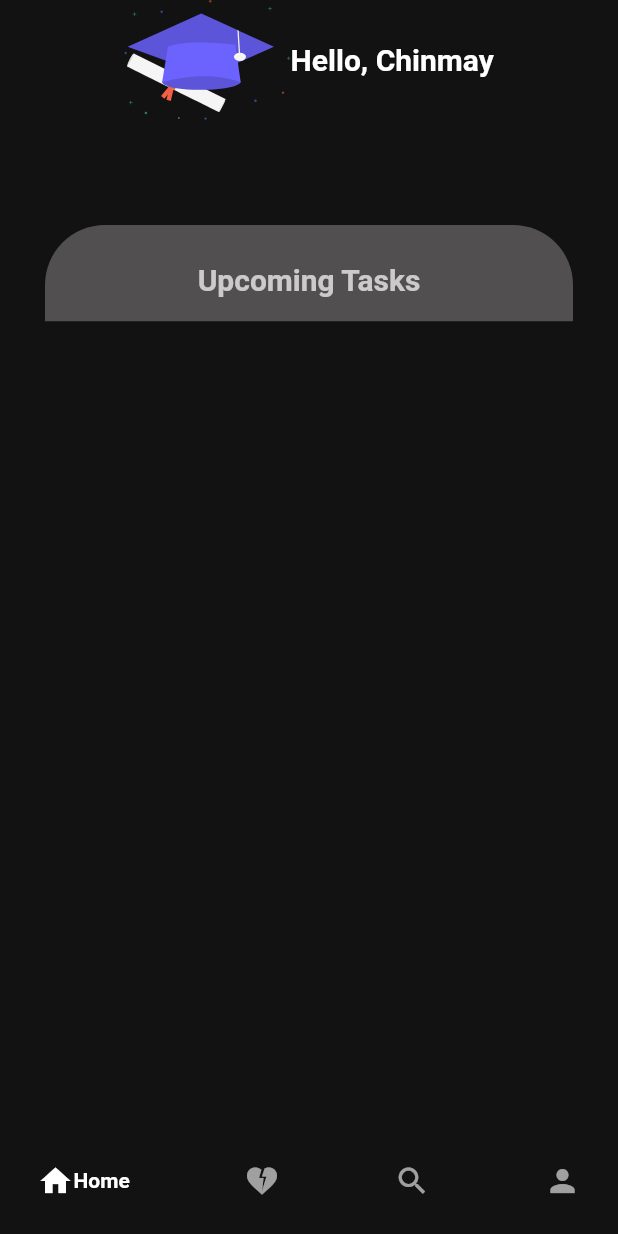
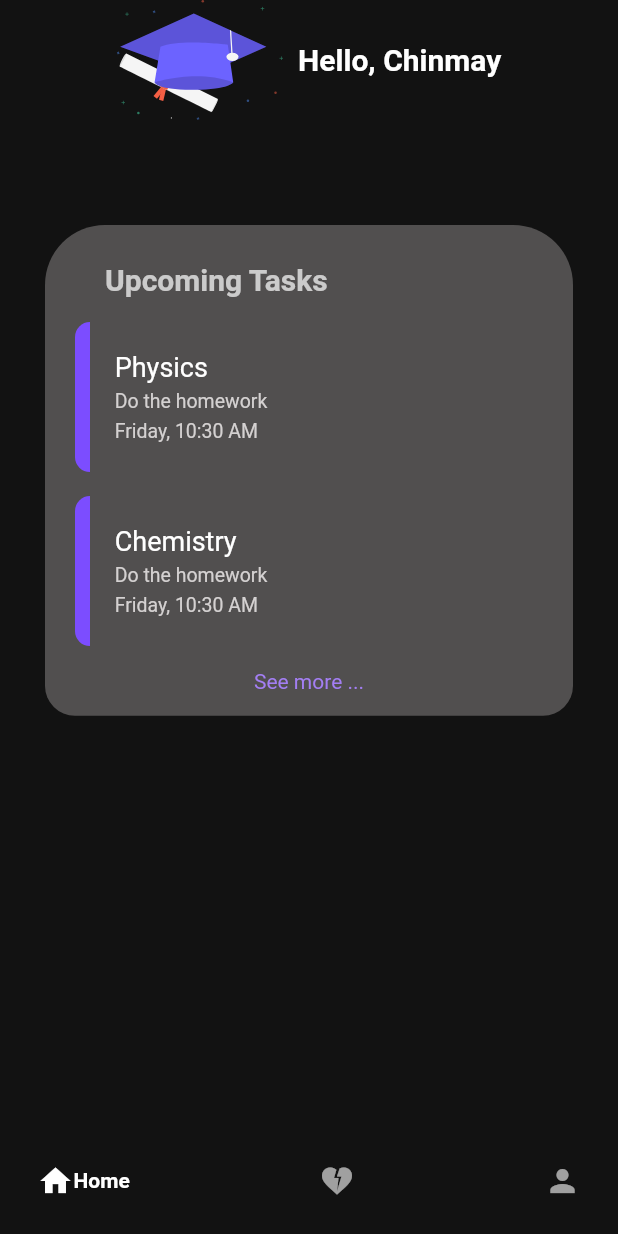
Before and after one commit to BrawlerXull/JUST-VES-IT, a Flutter app: the screen it shows after launch, on a phone screen of 412 x 824 dp. Run offline on Flutter 3.47's test engine with Material 2 defaults, Android fonts, the phone set to English and light mode, and no system bars; drawn by our look-alikes of google_nav_bar; our stand-ins replace flutter_svg, get.

Commit message:
homepage tile added

```diff
--- a/lib/constants/BottomNavBarConstants.dart
+++ b/lib/constants/BottomNavBarConstants.dart
@@ -13,10 +13,6 @@ List<GButton> tabs = const [
     text: 'Likes',
   ),
   GButton(
-    icon: Icons.search,
-    text: 'Search',
-  ),
-  GButton(
     icon: Icons.person,
     text: 'Profile',
   ),
@@ -27,8 +23,5 @@ List<Widget> bottomNavScreens = const [
   Text(
     'Likes',
   ),
-  Text(
-    'Search',
-  ),
   ProfilePage(),
 ];
--- /dev/null
+++ b/lib/constants/UpcomingTaskData.dart
@@ -0,0 +1,36 @@
+import 'package:justvesit/customClass/TaskDataClass.dart';
+
+class UpcomingTaskData {
+  static List<TaskDataClass> tasks = [
+    TaskDataClass(
+      date: DateTime.now(),
+      subjectName: "Physics",
+      task: "Do the homework",
+    ),
+    TaskDataClass(
+      date: DateTime.now(),
+      subjectName: "Chemistry",
+      task: "Do the homework",
+    ),
+    TaskDataClass(
+      date: DateTime.now(),
+      subjectName: "Maths",
+      task: "Do the homework",
+    ),
+    TaskDataClass(
+      date: DateTime.now(),
+      subjectName: "Physics",
+      task: "Do the homework",
+    ),
+    TaskDataClass(
+      date: DateTime.now(),
+      subjectName: "Chemistry",
+      task: "Do the homework",
+    ),
+    TaskDataClass(
+      date: DateTime.now(),
+      subjectName: "Maths",
+      task: "Do the homework",
+    ),
+  ];
+}
--- /dev/null
+++ b/lib/customClass/TaskDataClass.dart
@@ -0,0 +1,7 @@
+class TaskDataClass {
+  String subjectName;
+  DateTime date;
+  String task;
+  TaskDataClass(
+      {required this.subjectName, required this.task, required this.date});
+}
--- a/lib/screens/InnerPages/HomePage/view/HomePage.dart
+++ b/lib/screens/InnerPages/HomePage/view/HomePage.dart
@@ -2,6 +2,7 @@ import 'package:flutter/material.dart';
 import 'package:flutter_svg/flutter_svg.dart';
 import 'package:get/get.dart';
 import 'package:justvesit/constants/Constants.dart';
+import 'package:justvesit/constants/UpcomingTaskData.dart';
 import 'package:justvesit/globalcontroller/GlobalController.dart';
 import 'package:justvesit/widgets/HomePageUpcomingTaskTile.dart';
 
@@ -15,6 +16,7 @@ class HomePage extends StatefulWidget {
 class _HomePageState extends State<HomePage> {
   @override
   Widget build(BuildContext context) {
+    print(UpcomingTaskData.tasks[0].date);
     final GlobalController globalController = Get.put(GlobalController());
     return Scaffold(
       backgroundColor: kBGColor,
@@ -29,6 +31,9 @@ class _HomePageState extends State<HomePage> {
                 SvgPicture.asset(
                   gradCap,
                   height: 80.0,
+                ),
+                const SizedBox(
+                  width: 10,
                 ),
                 Text(
                   "Hello, ${globalController.name.value}",
@@ -55,14 +60,23 @@ class _HomePageState extends State<HomePage> {
                       color: Color.fromARGB(255, 81, 79, 79),
                       borderRadius: BorderRadius.only(
                         topLeft: Radius.circular(40.0),
-                          topRight: Radius.circular(40)),
+                        topRight: Radius.circular(40),
+                        bottomLeft: Radius.circular(20.0),
+                        bottomRight: Radius.circular(20),
                       ),
+                    ),
+                    child: Padding(
+                      padding: EdgeInsets.symmetric(horizontal: 20),
                       child: Column(
                         children: [
                           SizedBox(
                             height: Get.height * 0.03,
                           ),
-                        const Text(
+                          const Padding(
+                            padding: EdgeInsets.only(left: 20),
+                            child: Align(
+                              alignment: Alignment.centerLeft,
+                              child: Text(
                                 "Upcoming Tasks",
                                 style: TextStyle(
                                   fontSize: 20,
@@ -70,11 +84,35 @@ class _HomePageState extends State<HomePage> {
                                   fontWeight: FontWeight.bold,
                                 ),
                               ),
-                        const HomePageUpcomingTaskTile(subject: "Physics"),
+                            ),
+                          ),
                           SizedBox(
                             height: Get.height * 0.02,
                           ),
+                          HomePageUpcomingTaskTile(
+                              subject: UpcomingTaskData.tasks[0].subjectName,
+                              task: UpcomingTaskData.tasks[0].task,
+                              date: UpcomingTaskData.tasks[0].date),
+                          SizedBox(
+                            height: 15,
+                          ),
+                          HomePageUpcomingTaskTile(
+                              subject: UpcomingTaskData.tasks[1].subjectName,
+                              task: UpcomingTaskData.tasks[1].task,
+                              date: UpcomingTaskData.tasks[1].date),
+                          SizedBox(
+                            height: 15,
+                          ),
+                          Text(
+                            "See more ...",
+                            style: TextStyle(
+                                color: Color.fromARGB(255, 163, 126, 243)),
+                          ),
+                          SizedBox(
+                            height: 15,
+                          ),
                         ],
+                      ),
                     ),
                   ),
                 ),
--- a/lib/screens/InnerPages/ProfilePage/view/ProfilePage.dart
+++ b/lib/screens/InnerPages/ProfilePage/view/ProfilePage.dart
@@ -3,6 +3,7 @@ import 'package:get/get.dart';
 import 'package:get/route_manager.dart';
 import 'package:justvesit/constants/Constants.dart';
 import 'package:justvesit/globalcontroller/GlobalController.dart';
+import 'package:justvesit/widgets/ProfilePageInfoWidgets.dart';
 
 class ProfilePage extends StatefulWidget {
   const ProfilePage({Key? key}) : super(key: key);
@@ -36,7 +37,9 @@ class _ProfilePageState extends State<ProfilePage> {
                       color: Color.fromARGB(255, 81, 79, 79),
                       borderRadius: BorderRadius.only(
                           topLeft: Radius.circular(40.0),
-                          topRight: Radius.circular(40)),
+                          topRight: Radius.circular(40),
+                          bottomLeft: Radius.circular(40),
+                          bottomRight: Radius.circular(40)),
                     ),
                     child: Padding(
                       padding: const EdgeInsets.symmetric(horizontal: 30),
@@ -50,8 +53,8 @@ class _ProfilePageState extends State<ProfilePage> {
                           Align(
                             child: Text(
                               globalController.name.value,
-                              style:
-                                  TextStyle(color: Colors.blue, fontSize: 30),
+                              style: const TextStyle(
+                                  color: Colors.blue, fontSize: 30),
                             ),
                           ),
                           ProfilePageInfoWidgets(
@@ -74,6 +77,9 @@ class _ProfilePageState extends State<ProfilePage> {
                             title: "Gender",
                             info: globalController.gender.value,
                           ),
+                          const SizedBox(
+                            height: 40,
+                          ),
                         ],
                       ),
                     ),
@@ -87,31 +93,3 @@ class _ProfilePageState extends State<ProfilePage> {
     );
   }
 }
-
-class ProfilePageInfoWidgets extends StatelessWidget {
-  final String title;
-  final String info;
-
-  const ProfilePageInfoWidgets({required this.title, required this.info});
-
-  @override
-  Widget build(BuildContext context) {
-    return Column(
-      crossAxisAlignment: CrossAxisAlignment.start,
-      children: [
-        Text(
-          title,
-          style: const TextStyle(
-              color: Color.fromARGB(153, 149, 139, 139), fontSize: 20),
-        ),
-        const SizedBox(
-          height: 10,
-        ),
-        Text(
-          info,
-          style: TextStyle(color: Colors.white60, fontSize: 15),
-        ),
-      ],
-    );
-  }
-}
--- a/lib/widgets/HomePageUpcomingTaskTile.dart
+++ b/lib/widgets/HomePageUpcomingTaskTile.dart
@@ -1,11 +1,17 @@
 import 'package:flutter/material.dart';
 import 'package:flutter/src/widgets/framework.dart';
 import 'package:flutter/src/widgets/placeholder.dart';
+import 'package:get/route_manager.dart';
+import 'package:intl/intl.dart';
+import 'package:justvesit/constants/Constants.dart';
 
 class HomePageUpcomingTaskTile extends StatefulWidget {
   final String subject;
+  final DateTime date;
+  final String task;
 
-  const HomePageUpcomingTaskTile({required this.subject, Key? key})
+  const HomePageUpcomingTaskTile(
+      {required this.subject, required this.task, required this.date, Key? key})
       : super(key: key);
 
   @override
@@ -16,6 +22,65 @@ class HomePageUpcomingTaskTile extends StatefulWidget {
 class _HomePageUpcomingTaskTileState extends State<HomePageUpcomingTaskTile> {
   @override
   Widget build(BuildContext context) {
-    return Container();
+    final DateFormat dateFormat = DateFormat('EEEE, h:mm a');
+    return Container(
+      child: Row(
+        children: [
+          Container(
+            decoration: const BoxDecoration(
+              color: kAuthThemeColor,
+              borderRadius: BorderRadius.only(
+                topLeft: Radius.circular(20),
+                bottomLeft: Radius.circular(20),
+              ),
+            ),
+            width: 10,
+            height: 100,
+          ),
+          SizedBox(
+            width: Get.width * 0.04,
+          ),
+          Column(
+            mainAxisAlignment: MainAxisAlignment.start,
+            crossAxisAlignment: CrossAxisAlignment.start,
+            children: [
+              SizedBox(
+                height: 20,
+              ),
+              Text(
+                widget.subject,
+                style: const TextStyle(
+                  color: Colors.white,
+                  fontSize: 18,
+                ),
+              ),
+              const SizedBox(
+                height: 5,
+              ),
+              Text(
+                widget.task,
+                style: const TextStyle(
+                  color: Color.fromARGB(255, 212, 209, 209),
+                  fontSize: 13,
+                ),
+              ),
+              const SizedBox(
+                height: 5,
+              ),
+              Text(
+                dateFormat.format(widget.date.toLocal()),
+                style: const TextStyle(
+                  color: Color.fromARGB(255, 212, 209, 209),
+                  fontSize: 13,
+                ),
+              ),
+              SizedBox(
+                height: 20,
+              ),
+            ],
+          )
+        ],
+      ),
+    );
   }
 }
--- /dev/null
+++ b/lib/widgets/ProfilePageInfoWidgets.dart
@@ -0,0 +1,32 @@
+import 'package:flutter/material.dart';
+
+class ProfilePageInfoWidgets extends StatelessWidget {
+  final String title;
+  final String info;
+
+  const ProfilePageInfoWidgets({required this.title, required this.info});
+
+  @override
+  Widget build(BuildContext context) {
+    return Column(
+      crossAxisAlignment: CrossAxisAlignment.start,
+      children: [
+        const SizedBox(
+          height: 50,
+        ),
+        Text(
+          title,
+          style: const TextStyle(
+              color: Color.fromARGB(153, 149, 139, 139), fontSize: 20),
+        ),
+        const SizedBox(
+          height: 10,
+        ),
+        Text(
+          info,
+          style: TextStyle(color: Colors.white60, fontSize: 15),
+        ),
+      ],
+    );
+  }
+}
--- a/pubspec.yaml
+++ b/pubspec.yaml
@@ -37,6 +37,7 @@ dependencies:
   cupertino_icons: ^1.0.2
   get: ^4.6.5
   google_nav_bar: ^5.0.6
+  intl: ^0.18.1
 
 dev_dependencies:
   flutter_test:
```
Also changed, not shown: pubspec.lock. Lines whose indentation alone changed are shown as unchanged.
